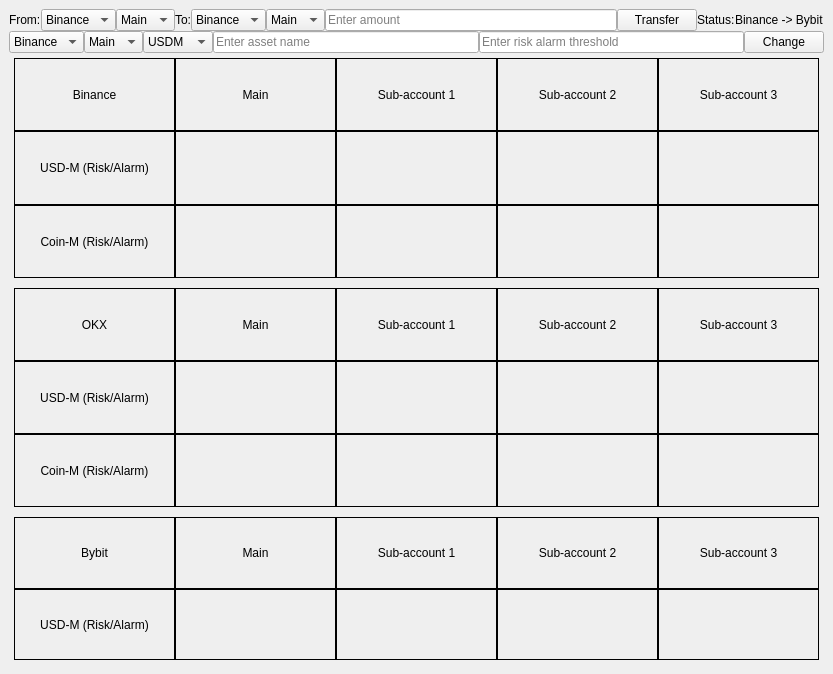
First picture: the form in UI.ui, repository VoHieu123/crypto_app, before the edit.
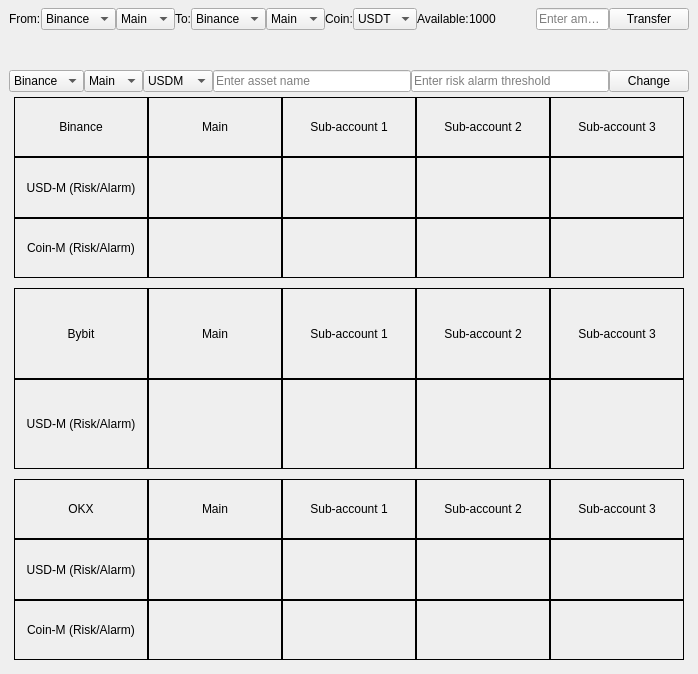
Second picture: the form after the edit.

```diff
--- a/UI.ui
+++ b/UI.ui
@@ -6,7 +6,7 @@
    <rect>
     <x>0</x>
     <y>0</y>
-    <width>833</width>
+    <width>698</width>
     <height>674</height>
    </rect>
   </property>
@@ -14,12 +14,17 @@
    <string>MainWindow</string>
   </property>
   <widget class="QWidget" name="centralwidget">
-   <layout class="QVBoxLayout" name="verticalLayout" stretch="0,0,3,3,2">
+   <layout class="QVBoxLayout" name="verticalLayout" stretch="0,0,1">
     <property name="spacing">
      <number>0</number>
     </property>
+    <property name="topMargin">
+     <number>8</number>
+    </property>
     <item>
-     <layout class="QHBoxLayout" name="horizontalLayout_29" stretch="0,0,0,0,0,0,8,0,1,1">
+     <layout class="QVBoxLayout" name="verticalLayout_2" stretch="0">
+      <item>
+       <layout class="QHBoxLayout" name="horizontalLayout_29" stretch="0,0,0,0,0,0,0,0,0,0,0,1,0">
       <item>
        <widget class="QLabel" name="label_3">
         <property name="text">
@@ -120,6 +125,49 @@
         </item>
        </widget>
       </item>
+        <item>
+         <widget class="QLabel" name="label_10">
+          <property name="text">
+           <string>Coin:</string>
+          </property>
+         </widget>
+        </item>
+        <item>
+         <widget class="QComboBox" name="comboBox_5">
+          <item>
+           <property name="text">
+            <string>USDT</string>
+           </property>
+          </item>
+         </widget>
+        </item>
+        <item>
+         <widget class="QLabel" name="label_13">
+          <property name="text">
+           <string>Available:</string>
+          </property>
+         </widget>
+        </item>
+        <item>
+         <widget class="QLabel" name="label_22">
+          <property name="text">
+           <string>1000</string>
+          </property>
+         </widget>
+        </item>
+        <item>
+         <spacer name="horizontalSpacer">
+          <property name="orientation">
+           <enum>Qt::Horizontal</enum>
+          </property>
+          <property name="sizeHint" stdset="0">
+           <size>
+            <width>40</width>
+            <height>20</height>
+           </size>
+          </property>
+         </spacer>
+        </item>
       <item>
        <widget class="QLineEdit" name="lineEdit">
         <property name="placeholderText">
@@ -132,24 +180,33 @@
         <property name="text">
          <string>Transfer</string>
         </property>
-       </widget>
-      </item>
-      <item>
-       <widget class="QLabel" name="label_8">
-        <property name="text">
-         <string>Status:</string>
+          <property name="iconSize">
+           <size>
+            <width>16</width>
+            <height>16</height>
+           </size>
         </property>
        </widget>
       </item>
-      <item>
-       <widget class="QLabel" name="label_12">
-        <property name="text">
-         <string>Binance -&gt; Bybit</string>
-        </property>
-       </widget>
+       </layout>
       </item>
      </layout>
     </item>
+    <item>
+     <spacer name="verticalSpacer">
+      <property name="orientation">
+       <enum>Qt::Vertical</enum>
+      </property>
+      <property name="sizeHint" stdset="0">
+       <size>
+        <width>20</width>
+        <height>40</height>
+       </size>
+      </property>
+     </spacer>
+    </item>
+    <item>
+     <layout class="QVBoxLayout" name="verticalLayout_3">
     <item>
      <layout class="QHBoxLayout" name="horizontalLayout">
       <item>
@@ -248,8 +305,8 @@
         <rect>
          <x>0</x>
          <y>0</y>
-         <width>815</width>
-         <height>227</height>
+           <width>678</width>
+           <height>181</height>
         </rect>
        </property>
        <layout class="QHBoxLayout" name="horizontalLayout_2">
@@ -609,6 +666,276 @@
       </widget>
      </widget>
     </item>
+      <item>
+       <widget class="QScrollArea" name="scrollArea_2">
+        <property name="frameShape">
+         <enum>QFrame::NoFrame</enum>
+        </property>
+        <property name="frameShadow">
+         <enum>QFrame::Plain</enum>
+        </property>
+        <property name="widgetResizable">
+         <bool>true</bool>
+        </property>
+        <widget class="QWidget" name="scrollAreaWidgetContents_3">
+         <property name="geometry">
+          <rect>
+           <x>0</x>
+           <y>0</y>
+           <width>678</width>
+           <height>181</height>
+          </rect>
+         </property>
+         <layout class="QHBoxLayout" name="horizontalLayout_40">
+          <property name="spacing">
+           <number>0</number>
+          </property>
+          <property name="leftMargin">
+           <number>5</number>
+          </property>
+          <property name="topMargin">
+           <number>5</number>
+          </property>
+          <property name="rightMargin">
+           <number>5</number>
+          </property>
+          <property name="bottomMargin">
+           <number>5</number>
+          </property>
+          <item>
+           <layout class="QGridLayout" name="gridLayout_4">
+            <property name="bottomMargin">
+             <number>0</number>
+            </property>
+            <property name="spacing">
+             <number>0</number>
+            </property>
+            <item row="1" column="0">
+             <widget class="QFrame" name="frame_36">
+              <property name="frameShape">
+               <enum>QFrame::Box</enum>
+              </property>
+              <property name="frameShadow">
+               <enum>QFrame::Plain</enum>
+              </property>
+              <layout class="QHBoxLayout" name="horizontalLayout_32">
+               <item>
+                <widget class="QLabel" name="label_31">
+                 <property name="text">
+                  <string>USD-M (Risk/Alarm)</string>
+                 </property>
+                 <property name="alignment">
+                  <set>Qt::AlignCenter</set>
+                 </property>
+                </widget>
+               </item>
+              </layout>
+             </widget>
+            </item>
+            <item row="1" column="1">
+             <widget class="QFrame" name="frame_13">
+              <property name="frameShape">
+               <enum>QFrame::Box</enum>
+              </property>
+              <property name="frameShadow">
+               <enum>QFrame::Plain</enum>
+              </property>
+              <layout class="QHBoxLayout" name="horizontalLayout_43">
+               <item>
+                <widget class="QLabel" name="label_ByMU">
+                 <property name="text">
+                  <string/>
+                 </property>
+                 <property name="alignment">
+                  <set>Qt::AlignCenter</set>
+                 </property>
+                </widget>
+               </item>
+              </layout>
+             </widget>
+            </item>
+            <item row="0" column="1">
+             <widget class="QFrame" name="frame_14">
+              <property name="frameShape">
+               <enum>QFrame::Box</enum>
+              </property>
+              <property name="frameShadow">
+               <enum>QFrame::Plain</enum>
+              </property>
+              <layout class="QHBoxLayout" name="horizontalLayout_44">
+               <item>
+                <widget class="QLabel" name="label_6">
+                 <property name="text">
+                  <string>Main</string>
+                 </property>
+                 <property name="alignment">
+                  <set>Qt::AlignCenter</set>
+                 </property>
+                </widget>
+               </item>
+              </layout>
+             </widget>
+            </item>
+            <item row="1" column="2">
+             <widget class="QFrame" name="frame_32">
+              <property name="frameShape">
+               <enum>QFrame::Box</enum>
+              </property>
+              <property name="frameShadow">
+               <enum>QFrame::Plain</enum>
+              </property>
+              <layout class="QHBoxLayout" name="horizontalLayout_28">
+               <item>
+                <widget class="QLabel" name="label_By1U">
+                 <property name="text">
+                  <string/>
+                 </property>
+                 <property name="alignment">
+                  <set>Qt::AlignCenter</set>
+                 </property>
+                </widget>
+               </item>
+              </layout>
+             </widget>
+            </item>
+            <item row="1" column="3">
+             <widget class="QFrame" name="frame_40">
+              <property name="frameShape">
+               <enum>QFrame::Box</enum>
+              </property>
+              <property name="frameShadow">
+               <enum>QFrame::Plain</enum>
+              </property>
+              <layout class="QHBoxLayout" name="horizontalLayout_36">
+               <item>
+                <widget class="QLabel" name="label_By2U">
+                 <property name="text">
+                  <string/>
+                 </property>
+                 <property name="alignment">
+                  <set>Qt::AlignCenter</set>
+                 </property>
+                </widget>
+               </item>
+              </layout>
+             </widget>
+            </item>
+            <item row="1" column="4">
+             <widget class="QFrame" name="frame_43">
+              <property name="frameShape">
+               <enum>QFrame::Box</enum>
+              </property>
+              <property name="frameShadow">
+               <enum>QFrame::Plain</enum>
+              </property>
+              <layout class="QHBoxLayout" name="horizontalLayout_39">
+               <item>
+                <widget class="QLabel" name="label_By3U">
+                 <property name="text">
+                  <string/>
+                 </property>
+                 <property name="alignment">
+                  <set>Qt::AlignCenter</set>
+                 </property>
+                </widget>
+               </item>
+              </layout>
+             </widget>
+            </item>
+            <item row="0" column="4">
+             <widget class="QFrame" name="frame_38">
+              <property name="frameShape">
+               <enum>QFrame::Box</enum>
+              </property>
+              <property name="frameShadow">
+               <enum>QFrame::Plain</enum>
+              </property>
+              <layout class="QHBoxLayout" name="horizontalLayout_34">
+               <item>
+                <widget class="QLabel" name="label_33">
+                 <property name="text">
+                  <string>Sub-account 3</string>
+                 </property>
+                 <property name="alignment">
+                  <set>Qt::AlignCenter</set>
+                 </property>
+                </widget>
+               </item>
+              </layout>
+             </widget>
+            </item>
+            <item row="0" column="3">
+             <widget class="QFrame" name="frame_35">
+              <property name="frameShape">
+               <enum>QFrame::Box</enum>
+              </property>
+              <property name="frameShadow">
+               <enum>QFrame::Plain</enum>
+              </property>
+              <layout class="QHBoxLayout" name="horizontalLayout_31">
+               <item>
+                <widget class="QLabel" name="label_30">
+                 <property name="text">
+                  <string>Sub-account 2</string>
+                 </property>
+                 <property name="alignment">
+                  <set>Qt::AlignCenter</set>
+                 </property>
+                </widget>
+               </item>
+              </layout>
+             </widget>
+            </item>
+            <item row="0" column="0">
+             <widget class="QFrame" name="frame_34">
+              <property name="frameShape">
+               <enum>QFrame::Box</enum>
+              </property>
+              <property name="frameShadow">
+               <enum>QFrame::Plain</enum>
+              </property>
+              <layout class="QHBoxLayout" name="horizontalLayout_30">
+               <item>
+                <widget class="QLabel" name="label_29">
+                 <property name="text">
+                  <string>Bybit</string>
+                 </property>
+                 <property name="alignment">
+                  <set>Qt::AlignCenter</set>
+                 </property>
+                </widget>
+               </item>
+              </layout>
+             </widget>
+            </item>
+            <item row="0" column="2">
+             <widget class="QFrame" name="frame_37">
+              <property name="frameShape">
+               <enum>QFrame::Box</enum>
+              </property>
+              <property name="frameShadow">
+               <enum>QFrame::Plain</enum>
+              </property>
+              <layout class="QHBoxLayout" name="horizontalLayout_33">
+               <item>
+                <widget class="QLabel" name="label_32">
+                 <property name="text">
+                  <string>Sub-account 1</string>
+                 </property>
+                 <property name="alignment">
+                  <set>Qt::AlignCenter</set>
+                 </property>
+                </widget>
+               </item>
+              </layout>
+             </widget>
+            </item>
+           </layout>
+          </item>
+         </layout>
+        </widget>
+       </widget>
+      </item>
     <item>
      <widget class="QScrollArea" name="scrollArea_3">
       <property name="frameShape">
@@ -625,8 +952,8 @@
         <rect>
          <x>0</x>
          <y>0</y>
-         <width>815</width>
-         <height>226</height>
+           <width>678</width>
+           <height>181</height>
         </rect>
        </property>
        <layout class="QHBoxLayout" name="horizontalLayout_27">
@@ -989,275 +1316,7 @@
       </widget>
      </widget>
     </item>
-    <item>
-     <widget class="QScrollArea" name="scrollArea_2">
-      <property name="frameShape">
-       <enum>QFrame::NoFrame</enum>
-      </property>
-      <property name="frameShadow">
-       <enum>QFrame::Plain</enum>
-      </property>
-      <property name="widgetResizable">
-       <bool>true</bool>
-      </property>
-      <widget class="QWidget" name="scrollAreaWidgetContents_3">
-       <property name="geometry">
-        <rect>
-         <x>0</x>
-         <y>0</y>
-         <width>815</width>
-         <height>151</height>
-        </rect>
-       </property>
-       <layout class="QHBoxLayout" name="horizontalLayout_40">
-        <property name="spacing">
-         <number>0</number>
-        </property>
-        <property name="leftMargin">
-         <number>5</number>
-        </property>
-        <property name="topMargin">
-         <number>5</number>
-        </property>
-        <property name="rightMargin">
-         <number>5</number>
-        </property>
-        <property name="bottomMargin">
-         <number>5</number>
-        </property>
-        <item>
-         <layout class="QGridLayout" name="gridLayout_4">
-          <property name="bottomMargin">
-           <number>0</number>
-          </property>
-          <property name="spacing">
-           <number>0</number>
-          </property>
-          <item row="1" column="0">
-           <widget class="QFrame" name="frame_36">
-            <property name="frameShape">
-             <enum>QFrame::Box</enum>
-            </property>
-            <property name="frameShadow">
-             <enum>QFrame::Plain</enum>
-            </property>
-            <layout class="QHBoxLayout" name="horizontalLayout_32">
-             <item>
-              <widget class="QLabel" name="label_31">
-               <property name="text">
-                <string>USD-M (Risk/Alarm)</string>
-               </property>
-               <property name="alignment">
-                <set>Qt::AlignCenter</set>
-               </property>
-              </widget>
-             </item>
-            </layout>
-           </widget>
-          </item>
-          <item row="1" column="1">
-           <widget class="QFrame" name="frame_13">
-            <property name="frameShape">
-             <enum>QFrame::Box</enum>
-            </property>
-            <property name="frameShadow">
-             <enum>QFrame::Plain</enum>
-            </property>
-            <layout class="QHBoxLayout" name="horizontalLayout_43">
-             <item>
-              <widget class="QLabel" name="label_ByMU">
-               <property name="text">
-                <string/>
-               </property>
-               <property name="alignment">
-                <set>Qt::AlignCenter</set>
-               </property>
-              </widget>
-             </item>
-            </layout>
-           </widget>
-          </item>
-          <item row="0" column="1">
-           <widget class="QFrame" name="frame_14">
-            <property name="frameShape">
-             <enum>QFrame::Box</enum>
-            </property>
-            <property name="frameShadow">
-             <enum>QFrame::Plain</enum>
-            </property>
-            <layout class="QHBoxLayout" name="horizontalLayout_44">
-             <item>
-              <widget class="QLabel" name="label_6">
-               <property name="text">
-                <string>Main</string>
-               </property>
-               <property name="alignment">
-                <set>Qt::AlignCenter</set>
-               </property>
-              </widget>
-             </item>
-            </layout>
-           </widget>
-          </item>
-          <item row="1" column="2">
-           <widget class="QFrame" name="frame_32">
-            <property name="frameShape">
-             <enum>QFrame::Box</enum>
-            </property>
-            <property name="frameShadow">
-             <enum>QFrame::Plain</enum>
-            </property>
-            <layout class="QHBoxLayout" name="horizontalLayout_28">
-             <item>
-              <widget class="QLabel" name="label_By1U">
-               <property name="text">
-                <string/>
-               </property>
-               <property name="alignment">
-                <set>Qt::AlignCenter</set>
-               </property>
-              </widget>
-             </item>
-            </layout>
-           </widget>
-          </item>
-          <item row="1" column="3">
-           <widget class="QFrame" name="frame_40">
-            <property name="frameShape">
-             <enum>QFrame::Box</enum>
-            </property>
-            <property name="frameShadow">
-             <enum>QFrame::Plain</enum>
-            </property>
-            <layout class="QHBoxLayout" name="horizontalLayout_36">
-             <item>
-              <widget class="QLabel" name="label_By2U">
-               <property name="text">
-                <string/>
-               </property>
-               <property name="alignment">
-                <set>Qt::AlignCenter</set>
-               </property>
-              </widget>
-             </item>
-            </layout>
-           </widget>
-          </item>
-          <item row="1" column="4">
-           <widget class="QFrame" name="frame_43">
-            <property name="frameShape">
-             <enum>QFrame::Box</enum>
-            </property>
-            <property name="frameShadow">
-             <enum>QFrame::Plain</enum>
-            </property>
-            <layout class="QHBoxLayout" name="horizontalLayout_39">
-             <item>
-              <widget class="QLabel" name="label_By3U">
-               <property name="text">
-                <string/>
-               </property>
-               <property name="alignment">
-                <set>Qt::AlignCenter</set>
-               </property>
-              </widget>
-             </item>
-            </layout>
-           </widget>
-          </item>
-          <item row="0" column="4">
-           <widget class="QFrame" name="frame_38">
-            <property name="frameShape">
-             <enum>QFrame::Box</enum>
-            </property>
-            <property name="frameShadow">
-             <enum>QFrame::Plain</enum>
-            </property>
-            <layout class="QHBoxLayout" name="horizontalLayout_34">
-             <item>
-              <widget class="QLabel" name="label_33">
-               <property name="text">
-                <string>Sub-account 3</string>
-               </property>
-               <property name="alignment">
-                <set>Qt::AlignCenter</set>
-               </property>
-              </widget>
-             </item>
-            </layout>
-           </widget>
-          </item>
-          <item row="0" column="3">
-           <widget class="QFrame" name="frame_35">
-            <property name="frameShape">
-             <enum>QFrame::Box</enum>
-            </property>
-            <property name="frameShadow">
-             <enum>QFrame::Plain</enum>
-            </property>
-            <layout class="QHBoxLayout" name="horizontalLayout_31">
-             <item>
-              <widget class="QLabel" name="label_30">
-               <property name="text">
-                <string>Sub-account 2</string>
-               </property>
-               <property name="alignment">
-                <set>Qt::AlignCenter</set>
-               </property>
-              </widget>
-             </item>
-            </layout>
-           </widget>
-          </item>
-          <item row="0" column="0">
-           <widget class="QFrame" name="frame_34">
-            <property name="frameShape">
-             <enum>QFrame::Box</enum>
-            </property>
-            <property name="frameShadow">
-             <enum>QFrame::Plain</enum>
-            </property>
-            <layout class="QHBoxLayout" name="horizontalLayout_30">
-             <item>
-              <widget class="QLabel" name="label_29">
-               <property name="text">
-                <string>Bybit</string>
-               </property>
-               <property name="alignment">
-                <set>Qt::AlignCenter</set>
-               </property>
-              </widget>
-             </item>
-            </layout>
-           </widget>
-          </item>
-          <item row="0" column="2">
-           <widget class="QFrame" name="frame_37">
-            <property name="frameShape">
-             <enum>QFrame::Box</enum>
-            </property>
-            <property name="frameShadow">
-             <enum>QFrame::Plain</enum>
-            </property>
-            <layout class="QHBoxLayout" name="horizontalLayout_33">
-             <item>
-              <widget class="QLabel" name="label_32">
-               <property name="text">
-                <string>Sub-account 1</string>
-               </property>
-               <property name="alignment">
-                <set>Qt::AlignCenter</set>
-               </property>
-              </widget>
-             </item>
-            </layout>
-           </widget>
-          </item>
-         </layout>
-        </item>
-       </layout>
-      </widget>
-     </widget>
+     </layout>
     </item>
    </layout>
   </widget>
```
Lines whose indentation alone changed are shown as unchanged.
